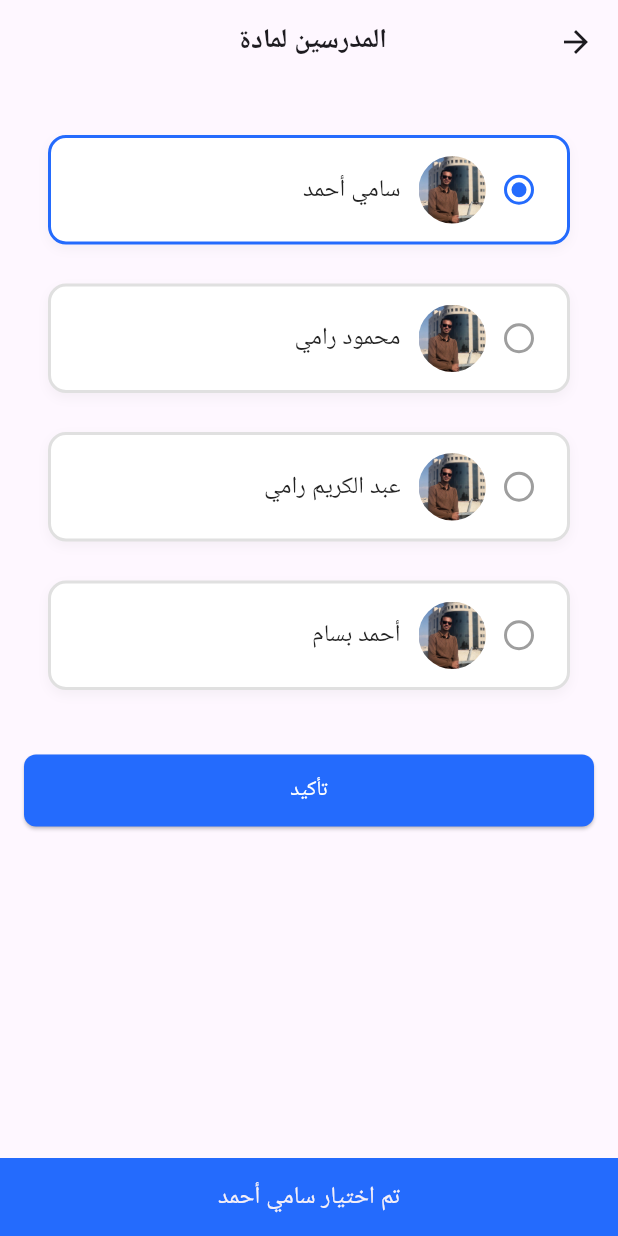
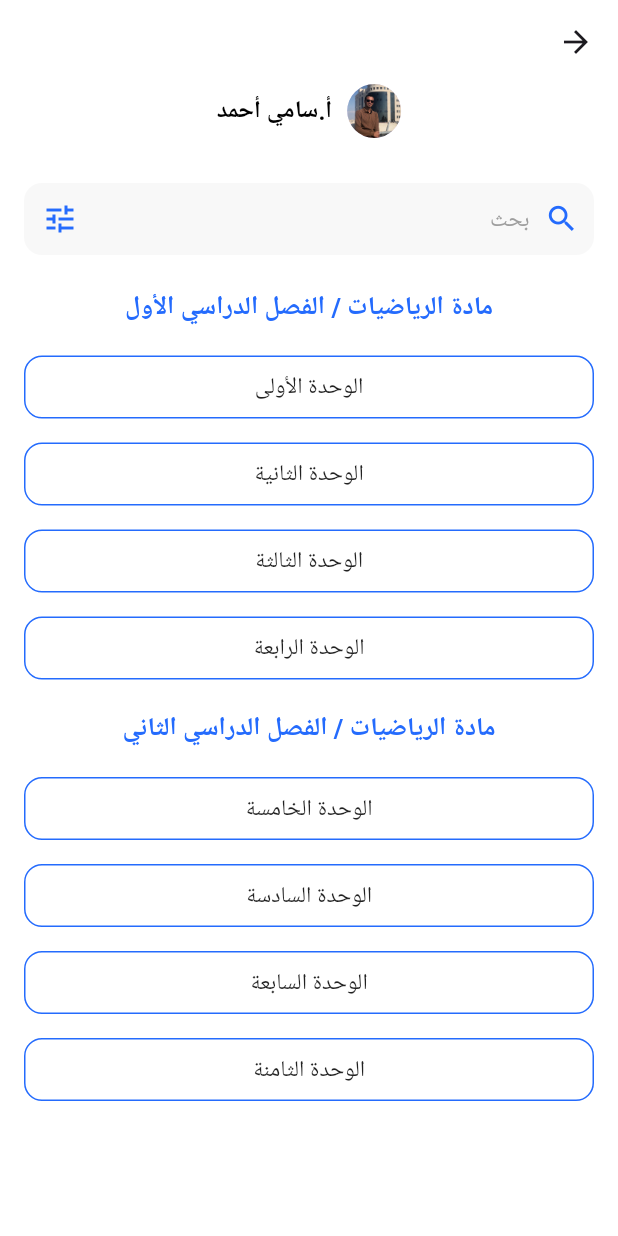
Before and after one commit to codenestcompany2025-blip/Education_App, a Flutter app: the TeachersOfMaterial screen opened directly with empty values, after a tap on "سامي أحمد", after a tap on "تأكيد", on a phone screen of 412 x 824 dp. Run offline on Flutter 3.47's test engine with Material 3 defaults, Android fonts, the phone set to English and light mode, and no system bars; our stand-ins replace flutter_svg, intl_phone_field; Roboto replaces fonts that are missing (Cairo-Bold, Cairo-Regular, Cairo-SemiBold).

Commit message:
fourth file

```diff
--- /dev/null
+++ b/lib/features/presentation/screens/modulespage.dart
@@ -0,0 +1,88 @@
+import 'package:flutter/material.dart';
+import 'package:eduaction_app/features/presentation/widgets/custom_textfield.dart';
+import '../widgets/customsearchbar.dart';
+import '../widgets/customsectiontitle.dart';
+import '../widgets/customunitbutton.dart';
+
+class ModulesPage extends StatefulWidget {
+  final String teacherName;
+  final String  imagePath;
+
+  const ModulesPage({super.key, required this.teacherName, required this.imagePath});
+
+  @override
+  State<ModulesPage> createState() => _ModulesPageState();
+}
+
+class _ModulesPageState extends State<ModulesPage> {
+  final TextEditingController _searchController = TextEditingController();
+
+  @override
+  Widget build(BuildContext context) {
+    return Scaffold(
+      appBar: AppBar(
+        automaticallyImplyLeading: true,
+        backgroundColor: Colors.white,
+        elevation: 0,
+      ),
+      backgroundColor: Colors.white,
+      body: SingleChildScrollView(
+        child: Column(
+          children: [
+            Row(
+              mainAxisAlignment: MainAxisAlignment.center,
+              children: [
+                CircleAvatar(
+                  radius: 18,
+                  backgroundImage:
+                  AssetImage(widget.imagePath),
+                ),
+                const SizedBox(width: 10),
+                CustomTextField(
+                  text: "أ.${widget.teacherName}",
+                  size: 16,
+                  font: 'Cairo-Bold',
+                  color: Colors.black,
+                ),
+              ],
+            ),
+
+            const SizedBox(height: 20),
+
+            CustomSearchBar(
+              controller: _searchController,
+              onFilterTap: () {},
+            ),
+            const SectionTitle(
+                subject: 'الرياضيات', semester: 'الفصل الدراسي الأول'),
+            Padding(
+              padding: const EdgeInsets.symmetric(horizontal: 16),
+              child: Column(
+                children: [
+                  UnitButton(text: 'الوحدة الأولى', onPressed: () {}),
+                  UnitButton(text: 'الوحدة الثانية', onPressed: () {}),
+                  UnitButton(text: 'الوحدة الثالثة', onPressed: () {}),
+                  UnitButton(text: 'الوحدة الرابعة', onPressed: () {}),
+                ],
+              ),
+            ),
+
+            const SectionTitle(
+                subject: 'الرياضيات', semester: 'الفصل الدراسي الثاني'),
+            Padding(
+              padding: const EdgeInsets.symmetric(horizontal: 16),
+              child: Column(
+                children: [
+                  UnitButton(text: 'الوحدة الخامسة', onPressed: () {}),
+                  UnitButton(text: 'الوحدة السادسة', onPressed: () {}),
+                  UnitButton(text: 'الوحدة السابعة', onPressed: () {}),
+                  UnitButton(text: 'الوحدة الثامنة', onPressed: () {}),
+                ],
+              ),
+            ),
+          ],
+        ),
+      ),
+    );
+  }
+}
--- a/lib/features/presentation/screens/teachersofmaterial.dart
+++ b/lib/features/presentation/screens/teachersofmaterial.dart
@@ -2,7 +2,9 @@ import 'package:eduaction_app/features/presentation/widgets/buttons.dart';
 import 'package:flutter/material.dart';
 import 'package:eduaction_app/features/presentation/widgets/custom_textfield.dart';
 import 'package:eduaction_app/core/constants/colors.dart';
+import '../../../routes/app_routes.dart';
 import '../widgets/teacheroptioncard.dart';
+import 'detailesofteacher.dart';
 
 class TeachersOfMaterial extends StatefulWidget {
   final String materialName;
@@ -21,34 +23,18 @@ class _TeachersOfMaterialState extends State<TeachersOfMaterial>
   late Animation<Offset> _slideAnimation;
 
   final List<Map<String, String>> teachers = [
-    {
-      'name': 'سامي أحمد',
-      'image': 'assets/images/choosespeclization/profile.png',
-    },
-    {
-      'name': 'محمود رامي',
-      'image': 'assets/images/choosespeclization/profile.png',
-    },
-    {
-      'name': 'عبد الكريم رامي',
-      'image': 'assets/images/choosespeclization/profile.png',
-    },
-    {
-      'name': 'أحمد بسام',
-      'image': 'assets/images/choosespeclization/profile.png',
-    },
+    {'name': 'سامي أحمد', 'image': 'assets/images/choosespeclization/profile.png'},
+    {'name': 'محمود رامي', 'image': 'assets/images/choosespeclization/profile.png'},
+    {'name': 'عبد الكريم رامي', 'image': 'assets/images/choosespeclization/profile.png'},
+    {'name': 'أحمد بسام', 'image': 'assets/images/choosespeclization/profile.png'},
   ];
 
   @override
   void initState() {
     super.initState();
-    _controller = AnimationController(
-      vsync: this,
-      duration: const Duration(milliseconds: 400),
-    );
+    _controller = AnimationController(vsync: this, duration: const Duration(milliseconds: 400));
 
     _fadeAnimation = CurvedAnimation(parent: _controller, curve: Curves.easeIn);
-
     _slideAnimation = Tween<Offset>(
       begin: const Offset(0, 0.2),
       end: Offset.zero,
@@ -87,9 +73,10 @@ class _TeachersOfMaterialState extends State<TeachersOfMaterial>
         child: Column(
           children: [
             const SizedBox(height: 10),
+
             ...List.generate(
               teachers.length,
-              (index) => Padding(
+                  (index) => Padding(
                 padding: const EdgeInsets.only(bottom: 10),
                 child: TeacherOptionCard(
                   name: teachers[index]['name']!,
@@ -101,6 +88,8 @@ class _TeachersOfMaterialState extends State<TeachersOfMaterial>
             ),
 
             const SizedBox(height: 25),
+
+            // 🔘 زر التأكيد
             AnimatedBuilder(
               animation: _controller,
               builder: (context, child) {
@@ -116,21 +105,15 @@ class _TeachersOfMaterialState extends State<TeachersOfMaterial>
                 text: 'تأكيد',
                 onPressed: selectedIndex != -1
                     ? () {
-                        final teacherName = teachers[selectedIndex]['name'];
-                        ScaffoldMessenger.of(context).showSnackBar(
-                          SnackBar(
-                            backgroundColor: blueColor,
-                            content: Text(
-                              'تم اختيار $teacherName',
-                              textAlign: TextAlign.center,
-                              style: const TextStyle(
-                                fontFamily: 'Cairo-Bold',
-                                fontSize: 16,
-                              ),
-                            ),
-                          ),
-                        );
-                      }
+                  Navigator.pushNamed(
+                    context,
+                    AppRoutes.modulesPage,
+                    arguments: {
+                      'name': teachers[selectedIndex]['name'],
+                      'image': teachers[selectedIndex]['image'],
+                    },
+                  );
+                }
                     : null,
                 backgr: blueColor,
                 color: Colors.white,
--- /dev/null
+++ b/lib/features/presentation/widgets/customsearchbar.dart
@@ -0,0 +1,54 @@
+import 'package:flutter/material.dart';
+import 'package:eduaction_app/core/constants/colors.dart';
+
+class CustomSearchBar extends StatelessWidget {
+  final TextEditingController controller;
+  final VoidCallback onFilterTap;
+
+  const CustomSearchBar({
+    super.key,
+    required this.controller,
+    required this.onFilterTap,
+  });
+
+  @override
+  Widget build(BuildContext context) {
+    return Padding(
+      padding: const EdgeInsets.symmetric(horizontal: 16, vertical: 10),
+      child: Container(
+        height: 48,
+        width: double.infinity,
+        decoration: BoxDecoration(
+          color: const Color(0xFFF8F8F8),
+          borderRadius: BorderRadius.circular(12),
+        ),
+        child: Row(
+          mainAxisAlignment: MainAxisAlignment.spaceBetween,
+          children: [
+            Row(
+              children: const [
+                SizedBox(width: 10),
+                Icon(Icons.search, color: blueColor, size: 23),
+                SizedBox(width: 10),
+                Text(
+                  'بحث',
+                  style: TextStyle(
+                    fontFamily: 'Cairo-Regular',
+                    fontSize: 15,
+                    color: Colors.grey,
+                  ),
+                ),
+              ],
+            ),
+            IconButton(
+              icon: const Icon(Icons.tune, color: blueColor, size: 24),
+              onPressed: onFilterTap,
+            ),
+
+
+          ],
+        ),
+      ),
+    );
+  }
+}
--- /dev/null
+++ b/lib/features/presentation/widgets/customsectiontitle.dart
@@ -0,0 +1,27 @@
+import 'package:flutter/material.dart';
+import 'package:eduaction_app/core/constants/colors.dart';
+import 'package:eduaction_app/features/presentation/widgets/custom_textfield.dart';
+
+class SectionTitle extends StatelessWidget {
+  final String subject;
+  final String semester;
+
+  const SectionTitle({
+    super.key,
+    required this.subject,
+    required this.semester,
+  });
+
+  @override
+  Widget build(BuildContext context) {
+    return Padding(
+      padding: const EdgeInsets.symmetric(horizontal: 16, vertical: 12),
+      child: CustomTextField(
+        text: 'مادة $subject / $semester',
+        color: blueColor,
+        size: 17,
+        font: 'Cairo-Bold',
+      ),
+    );
+  }
+}
--- /dev/null
+++ b/lib/features/presentation/widgets/customunitbutton.dart
@@ -0,0 +1,40 @@
+import 'package:flutter/material.dart';
+import 'package:eduaction_app/core/constants/colors.dart';
+
+class UnitButton extends StatelessWidget {
+  final String text;
+  final VoidCallback onPressed;
+
+  const UnitButton({
+    super.key,
+    required this.text,
+    required this.onPressed,
+  });
+
+  @override
+  Widget build(BuildContext context) {
+    return Container(
+
+      margin: const EdgeInsets.symmetric(vertical: 5),
+      width: double.infinity,
+      child: OutlinedButton(
+        style: OutlinedButton.styleFrom(
+          side: const BorderSide(color: blueColor, width: 1),
+          shape: RoundedRectangleBorder(
+            borderRadius: BorderRadius.circular(12),
+          ),
+          padding: const EdgeInsets.symmetric(vertical: 10),
+        ),
+        onPressed: onPressed,
+        child: Text(
+          text,
+          style: const TextStyle(
+            fontFamily: 'Cairo-SemiBold',
+            fontSize: 15,
+            color: Colors.black87,
+          ),
+        ),
+      ),
+    );
+  }
+}
--- a/lib/routes/app_routes.dart
+++ b/lib/routes/app_routes.dart
@@ -2,7 +2,9 @@ import 'package:eduaction_app/features/auth/screens/signup.dart';
 import 'package:eduaction_app/features/onboarding/data/screen/SecondScreen.dart';
 import 'package:eduaction_app/features/onboarding/data/screen/ThirdScreen.dart';
 import 'package:eduaction_app/features/presentation/screens/choosespecialization.dart';
+import 'package:eduaction_app/features/presentation/screens/detailesofteacher.dart';
 import 'package:eduaction_app/features/presentation/screens/homepage.dart';
+import 'package:eduaction_app/features/presentation/screens/modulespage.dart';
 import 'package:flutter/material.dart';
 
 import '../features/auth/screens/afteronboarding.dart';
@@ -28,46 +30,85 @@ class AppRoutes {
   static const String chooseSpecialization = '/chooseSpecialization';
   static const String homePage = '/homePage';
   static const String sections = '/sections';
+  static const String detailsOfTeacher = '/detailsOfTeacher';
+  static const String modulesPage = '/modulesPage';
+
   static Route<dynamic> generateRoute(RouteSettings settings) {
     switch (settings.name) {
       case onboarding:
         return MaterialPageRoute(builder: (_) => const OnboardingScreen());
+
       case firstScreen:
         return MaterialPageRoute(builder: (_) => const FirstScreen());
+
       case secondScreen:
         return MaterialPageRoute(builder: (_) => const Secondscreen());
+
       case thirdScreen:
         return MaterialPageRoute(builder: (_) => const Thirdscreen());
+
       case afterOnBoarding:
         return MaterialPageRoute(builder: (_) => const AfterOnBoarding());
+
       case forgetPassword:
         return MaterialPageRoute(builder: (_) => const ForgetPassword());
+
       case verifyCode:
         return MaterialPageRoute(builder: (_) => const VerifyCode());
+
       case resetPassword:
-        return MaterialPageRoute(builder: (_)=>const ResetPassword());
+        return MaterialPageRoute(builder: (_) => const ResetPassword());
+
       case chooseSpecialization:
-        return MaterialPageRoute(builder: (_)=>const Choosespecialization());
+        return MaterialPageRoute(builder: (_) => const Choosespecialization());
+
       case homePage:
-        return MaterialPageRoute(builder: (_)=>const Homepage());
+        return MaterialPageRoute(builder: (_) => const Homepage());
+
+      case sections:
+        return MaterialPageRoute(builder: (_) => const Sections());
+
+      case detailsOfTeacher:
+        final args = settings.arguments as Map<String, dynamic>? ?? {};
+        final name = args['name'] ?? '';
+        final imagePath = args['imagePath'] ?? '';
+
+        return MaterialPageRoute(
+          builder: (_) => Detailesofteacher(
+            name: name,
+            imagePath: imagePath,
+          ),
+        );
+
+      case modulesPage:
+        final args = settings.arguments as Map<String, dynamic>? ?? {};
+        final teacherName = args['name'] ?? '';
+        final imagePath = args['image'] ?? '';
+
+        return MaterialPageRoute(
+          builder: (_) => ModulesPage(
+            teacherName: teacherName,
+            imagePath: imagePath,
+          ),
+        );
+
       case login:
-        final userType =
-            settings.arguments as String?; // استقبل النوع من الـ arguments
+        final userType = settings.arguments as String?;
         return MaterialPageRoute(
           builder: (_) => SignInScreen(userType: userType ?? 'tawjehi'),
         );
+
       case signup:
-        final userType =
-            settings.arguments as String?; // استقبل النوع من الـ arguments
+        final userType = settings.arguments as String?;
         return MaterialPageRoute(
           builder: (_) => SignUpScreen(userType: userType ?? 'tawjehi'),
         );
-      case sections:
-        return MaterialPageRoute(builder: (_)=>const Sections());
+
       default:
         return MaterialPageRoute(
-          builder: (_) =>
-              const Scaffold(body: Center(child: Text('صفحة غير موجودة'))),
+          builder: (_) => const Scaffold(
+            body: Center(child: Text('صفحة غير موجودة')),
+          ),
         );
     }
   }
```
Also changed, not shown: lib/features/presentation/screens/detailesofteacher.dart (added, +40 -0 lines), lib/features/presentation/widgets/teacherdetailscard.dart (added, +132 -0 lines).
